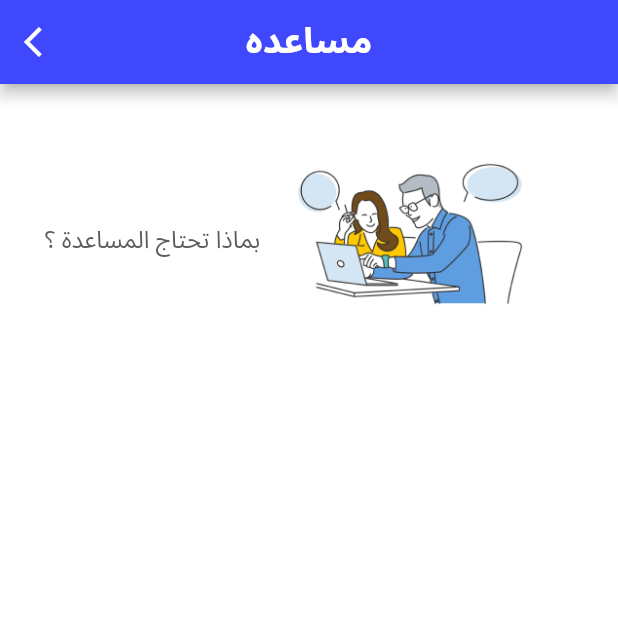
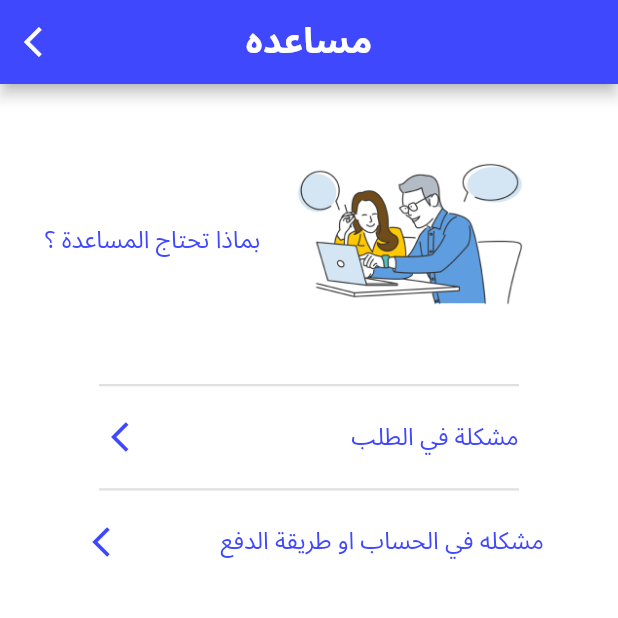
Before and after one commit to Ali-932/a_e, a Flutter app: the HelpPage screen opened directly, after a tap on the "arrow back ios" icon, on a phone screen of 412 x 824 dp, the top half of it. Run offline on Flutter 3.47's test engine with Material 2 defaults, Android fonts, the light colour scheme and no system bars; our stand-ins replace get, google_fonts.

Commit message:
update on more page

```diff
--- a/lib/controllers/navbar_controllers.dart
+++ b/lib/controllers/navbar_controllers.dart
@@ -1,7 +1,8 @@
 import 'package:a_e/views/section/sections_view.dart';
+
 import 'package:get/get.dart';
 import '../views/account/personal _account_view.dart';
-import '../views/cart/car_shop_view.dart';
+
 import '../views/home/home_view.dart';
 import 'package:flutter/material.dart';
 
@@ -21,9 +22,6 @@ class NavbarController extends GetxController {
       case 3:
         currentScreen.value = const PersonalPage();
         break;
-      case 4:
-        currentScreen.value = const CartPage();
-        break;
 
     }
   }
--- /dev/null
+++ b/lib/views/account/help/advice_help_account_view.dart
@@ -0,0 +1,46 @@
+import 'package:a_e/views/account/help/help_account_view.dart';
+import 'package:flutter/material.dart';
+import 'package:get/get.dart';
+
+import '../../../../controllers/navbar_controllers.dart';
+class AdvicePage extends StatelessWidget {
+  const AdvicePage({Key? key}) : super(key: key);
+
+  @override
+  Widget build(BuildContext context) {
+    final NavbarController controller =
+    Get.find<NavbarController>();
+    return Scaffold(
+backgroundColor: Colors.white,
+      appBar:
+      AppBar(
+        centerTitle: true,
+
+        backgroundColor: const Color(0xFF4048FD),
+        leading: IconButton(
+          icon: const Icon(Icons.arrow_back_ios),
+          onPressed: () { controller.goToNestedPage( const HelpPage());},
+        ),
+      ),
+      body:Column(
+        children: [
+          SizedBox(height: 20,),
+         Padding(
+           padding: EdgeInsets.all( 20),
+           child: Text('تفضل بمراجعة طلبك والتأكد من تحديد الموقع واختيار العناصر بعناية'
+             'في حال واجهتك مشكلة أو استفسار، لا تتردد في الاتصال بمركز المساعدة لمساعدتك في حل المشكلة وتلبية طلبك بكفاءة.'
+           ,
+           style: TextStyle(
+               fontSize: 16,
+               color: Color(0xFF4048FD),
+               fontWeight: FontWeight.bold),
+           textAlign: TextAlign.start,
+             textDirection: TextDirection.rtl,
+
+         ),)
+
+        ],
+      ),
+    );
+  }
+}
--- /dev/null
+++ b/lib/views/account/help/help_account_view.dart
@@ -0,0 +1,106 @@
+import 'package:a_e/views/account/help/advice_help_account_view.dart';
+import 'package:a_e/views/account/help/correct_account_advice_help.dart';
+import 'package:a_e/views/account/personal%20_account_view.dart';
+import 'package:flutter/material.dart';
+
+import '../../../utils/category/componet_store_utils.dart';
+import 'package:get/get.dart';
+
+import '../../../../controllers/navbar_controllers.dart';
+class HelpPage extends StatelessWidget {
+  const HelpPage({Key? key}) : super(key: key);
+
+  @override
+  Widget build(BuildContext context) {
+    final NavbarController controller =
+    Get.find<NavbarController>();
+    return Scaffold(
+      backgroundColor: Colors.white,
+      appBar:
+      AppBar(
+        centerTitle: true,
+        title: const NameStore(
+          name: "مساعده",
+        ),
+        backgroundColor: const Color(0xFF4048FD),
+        leading: IconButton(
+          icon: const Icon(Icons.arrow_back_ios),
+          onPressed: () { controller.goToNestedPage( const PersonalPage());},
+        ),
+      ),
+
+        body:Column(
+        children: [
+          Row(
+            children: [
+            const Padding(padding: EdgeInsets.only(top:8,left:30 ),
+              child:
+              Text(
+                'بماذا تحتاج المساعدة ؟',
+                style: TextStyle(
+                    fontSize: 16,
+                    color: Color(0xFF4048FD),
+                    fontWeight: FontWeight.normal),
+                textAlign: TextAlign.start,
+                textDirection: TextDirection.rtl,
+              ),
+            ),
+              Image.asset("assets/images/account/interface_help_account.png",height: 200,width: 200,)
+
+          ],
+          ),
+          Container(
+            height: 1.5,width: 280,
+            color: Colors.black12,
+          ),
+          SizedBox(height:10 ,),
+          Row(
+            mainAxisAlignment: MainAxisAlignment.spaceAround,
+            children: [
+
+              IconButton(
+                icon: const Icon(Icons.arrow_back_ios,color: Color(0xFF4048FD),),
+                onPressed: () { controller.goToNestedPage( const AdvicePage());},
+              ),
+              Text(
+                'مشكلة في الطلب ',
+                style: TextStyle(
+                    fontSize: 16,
+                    color: Color(0xFF4048FD),
+                    fontWeight: FontWeight.normal),
+                textAlign: TextAlign.start,
+
+              ),
+          ],
+          ),
+          SizedBox(height:10 ,),
+          Container(
+            height: 1.5,width: 280,
+            color: Colors.black12,
+          ),
+          SizedBox(height:10 ,),
+          Row(
+            mainAxisAlignment: MainAxisAlignment.spaceEvenly,
+            children: [
+
+              IconButton(
+                icon: const Icon(Icons.arrow_back_ios,color: Color(0xFF4048FD),),
+                onPressed: () { controller.goToNestedPage( const CorrectAccount());},
+              ),
+              Text(
+                'مشكله في الحساب او طريقة الدفع',
+                style: TextStyle(
+                    fontSize: 16,
+                    color: Color(0xFF4048FD),
+                    fontWeight: FontWeight.normal),
+                textAlign: TextAlign.start,
+
+              ),
+            ],
+          ),
+
+        ],
+      )
+    );
+  }
+}
--- a/lib/views/account/help_account_view.dart
+++ /dev/null
@@ -1,55 +0,0 @@
-import 'package:a_e/views/account/personal%20_account_view.dart';
-import 'package:flutter/material.dart';
-
-import '../../utils/category/componet_store_utils.dart';
-import 'package:get/get.dart';
-
-import '../../../controllers/navbar_controllers.dart';
-class HelpPage extends StatelessWidget {
-  const HelpPage({Key? key}) : super(key: key);
-
-  @override
-  Widget build(BuildContext context) {
-    final NavbarController controller =
-    Get.find<NavbarController>();
-    return Scaffold(
-      backgroundColor: Colors.white,
-      appBar:
-      AppBar(
-        centerTitle: true,
-        title: const NameStore(
-          name: "مساعده",
-        ),
-        backgroundColor: const Color(0xFF4048FD),
-        leading: IconButton(
-          icon: const Icon(Icons.arrow_back_ios),
-          onPressed: () { controller.goToNestedPage( const PersonalPage());},
-        ),
-      ),
-
-        body:Column(
-        children: [
-          Row(
-            children: [
-            const Padding(padding: EdgeInsets.only(top:8,left:30 ),
-              child: Text(
-                'بماذا تحتاج المساعدة ؟',
-                style: TextStyle(
-                    fontSize: 16,
-                    color: Color(0xff5F5B5B),
-                    fontWeight: FontWeight.normal),
-                textAlign: TextAlign.start,
-                textDirection: TextDirection.rtl,
-              ),
-            ),
-              Image.asset("assets/images/account/interface_help_account.png",height: 200,width: 200,)
-
-          ],
-          ),
-
-
-        ],
-      )
-    );
-  }
-}
```
Also changed, not shown: lib/utils/category/stores_view_utils.dart (+12 -11 lines), lib/views/Modifications/item_view_modification.dart (added, +100 -0 lines), lib/views/account/help/correct_account_advice_help.dart (added, +45 -0 lines), lib/views/account/personal _account_view.dart (+34 -2 lines), lib/views/account/update_account_view.dart (added, +31 -0 lines), lib/views/category/stores/componet_store_view.dart (+25 -15 lines), lib/views/category/stores/stores_view.dart (+23 -29 lines), lib/views/section/sections_view.dart (+8 -13 lines), lib/views/shoprush/car_shop_view.dart (deleted, +0 -54 lines), lib/views/uppertage/catpage_view.dart (+5 -6 lines), assets/images/shop/item_view.png (added).
